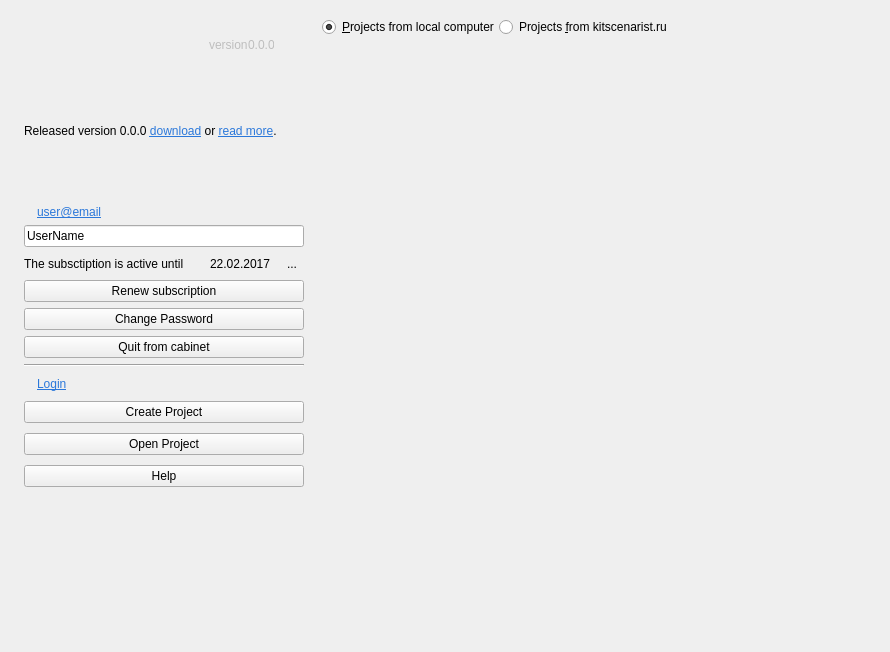
Old version of the form src/bin/scenarist-desktop/UserInterfaceLayer/StartUp/StartUpView.ui in the repository dimkanovikov/KITScenarist.
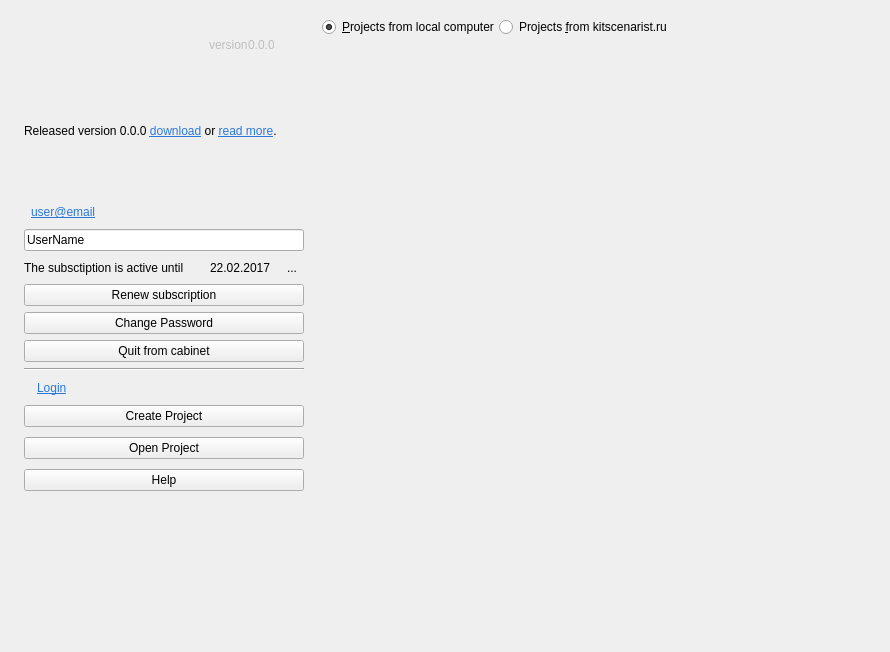
New version of the form. Icons and pictures are not drawn. Custom widgets are drawn as their Qt base class.

```diff
--- a/src/bin/scenarist-desktop/UserInterfaceLayer/StartUp/StartUpView.ui
+++ b/src/bin/scenarist-desktop/UserInterfaceLayer/StartUp/StartUpView.ui
@@ -179,12 +179,12 @@
            <number>10</number>
           </property>
           <item row="7" column="0" colspan="3">
-           <widget class="QPushButton" name="help">
+           <widget class="QPushButton" name="openProject">
             <property name="cursor">
              <cursorShape>PointingHandCursor</cursorShape>
             </property>
             <property name="text">
-             <string>Help</string>
+             <string>Open Project</string>
             </property>
             <property name="icon">
              <iconset resource="../../../scenarist-core/Resources/Resources.qrc">
@@ -198,7 +198,45 @@
             </property>
            </widget>
           </item>
-          <item row="5" column="0" colspan="3">
+          <item row="4" column="1" colspan="2">
+           <widget class="QLabel" name="login">
+            <property name="minimumSize">
+             <size>
+              <width>266</width>
+              <height>0</height>
+             </size>
+            </property>
+            <property name="text">
+             <string>&lt;a href=&quot;#&quot; style=&quot;color:#2b78da;&quot;&gt;Login&lt;/a&gt;</string>
+            </property>
+            <property name="alignment">
+             <set>Qt::AlignLeading|Qt::AlignLeft|Qt::AlignVCenter</set>
+            </property>
+            <property name="margin">
+             <number>0</number>
+            </property>
+            <property name="indent">
+             <number>-1</number>
+            </property>
+           </widget>
+          </item>
+          <item row="1" column="0" colspan="3">
+           <spacer name="verticalSpacer_2">
+            <property name="orientation">
+             <enum>Qt::Vertical</enum>
+            </property>
+            <property name="sizeType">
+             <enum>QSizePolicy::Fixed</enum>
+            </property>
+            <property name="sizeHint" stdset="0">
+             <size>
+              <width>20</width>
+              <height>26</height>
+             </size>
+            </property>
+           </spacer>
+          </item>
+          <item row="6" column="0" colspan="3">
            <widget class="QPushButton" name="createProject">
             <property name="cursor">
              <cursorShape>PointingHandCursor</cursorShape>
@@ -218,20 +256,7 @@
             </property>
            </widget>
           </item>
-          <item row="8" column="0" colspan="3">
-           <spacer name="verticalSpacer">
-            <property name="orientation">
-             <enum>Qt::Vertical</enum>
-            </property>
-            <property name="sizeHint" stdset="0">
-             <size>
-              <width>20</width>
-              <height>40</height>
-             </size>
-            </property>
-           </spacer>
-          </item>
-          <item row="3" column="0">
+          <item row="4" column="0">
            <widget class="QLabel" name="loginIcon">
             <property name="sizePolicy">
              <sizepolicy hsizetype="Fixed" vsizetype="Preferred">
@@ -250,42 +275,6 @@
             </property>
            </widget>
           </item>
-          <item row="3" column="1" colspan="2">
-           <widget class="QLabel" name="login">
-            <property name="text">
-             <string>&lt;a href=&quot;#&quot; style=&quot;color:#2b78da;&quot;&gt;Login&lt;/a&gt;</string>
-            </property>
-            <property name="alignment">
-             <set>Qt::AlignLeading|Qt::AlignLeft|Qt::AlignVCenter</set>
-            </property>
-            <property name="margin">
-             <number>0</number>
-            </property>
-            <property name="indent">
-             <number>-1</number>
-            </property>
-           </widget>
-          </item>
-          <item row="6" column="0" colspan="3">
-           <widget class="QPushButton" name="openProject">
-            <property name="cursor">
-             <cursorShape>PointingHandCursor</cursorShape>
-            </property>
-            <property name="text">
-             <string>Open Project</string>
-            </property>
-            <property name="icon">
-             <iconset resource="../../../scenarist-core/Resources/Resources.qrc">
-              <normaloff>:/Graphics/Icons/project_open.png</normaloff>:/Graphics/Icons/project_open.png</iconset>
-            </property>
-            <property name="iconSize">
-             <size>
-              <width>20</width>
-              <height>20</height>
-             </size>
-            </property>
-           </widget>
-          </item>
           <item row="0" column="0" colspan="3">
            <widget class="QLabel" name="updateInfo">
             <property name="minimumSize">
@@ -308,23 +297,7 @@
             </property>
            </widget>
           </item>
-          <item row="1" column="0" colspan="3">
-           <spacer name="verticalSpacer_2">
-            <property name="orientation">
-             <enum>Qt::Vertical</enum>
-            </property>
-            <property name="sizeType">
-             <enum>QSizePolicy::Fixed</enum>
-            </property>
-            <property name="sizeHint" stdset="0">
-             <size>
-              <width>20</width>
-              <height>26</height>
-             </size>
-            </property>
-           </spacer>
-          </item>
-          <item row="2" column="0" colspan="3">
+          <item row="3" column="0" colspan="3">
            <widget class="QFrame" name="cabinetFrame">
             <property name="minimumSize">
              <size>
@@ -351,42 +324,6 @@
              <property name="bottomMargin">
               <number>0</number>
              </property>
-             <item>
-              <layout class="QHBoxLayout" name="horizontalLayout_9">
-               <item>
-                <widget class="QLabel" name="loginIcon2">
-                 <property name="sizePolicy">
-                  <sizepolicy hsizetype="Fixed" vsizetype="Preferred">
-                   <horstretch>0</horstretch>
-                   <verstretch>0</verstretch>
-                  </sizepolicy>
-                 </property>
-                 <property name="text">
-                  <string/>
-                 </property>
-                 <property name="pixmap">
-                  <pixmap resource="../../../scenarist-core/Resources/Resources.qrc">:/Graphics/Icons/login.png</pixmap>
-                 </property>
-                </widget>
-               </item>
-               <item>
-                <widget class="QLabel" name="userEmail">
-                 <property name="sizePolicy">
-                  <sizepolicy hsizetype="Preferred" vsizetype="Preferred">
-                   <horstretch>0</horstretch>
-                   <verstretch>0</verstretch>
-                  </sizepolicy>
-                 </property>
-                 <property name="text">
-                  <string>&lt;a href=&quot;#&quot; style=&quot;color:#2b78da;&quot;&gt;user@email&lt;/a&gt;</string>
-                 </property>
-                 <property name="textFormat">
-                  <enum>Qt::AutoText</enum>
-                 </property>
-                </widget>
-               </item>
-              </layout>
-             </item>
              <item>
               <widget class="AcceptebleLineEdit" name="userName">
                <property name="text">
@@ -410,6 +347,12 @@
                    <height>0</height>
                   </size>
                  </property>
+                 <property name="maximumSize">
+                  <size>
+                   <width>180</width>
+                   <height>16777215</height>
+                  </size>
+                 </property>
                  <property name="text">
                   <string>The subsctiption is active until</string>
                  </property>
@@ -487,6 +430,81 @@
             </layout>
            </widget>
           </item>
+          <item row="8" column="0" colspan="3">
+           <widget class="QPushButton" name="help">
+            <property name="cursor">
+             <cursorShape>PointingHandCursor</cursorShape>
+            </property>
+            <property name="text">
+             <string>Help</string>
+            </property>
+            <property name="icon">
+             <iconset resource="../../../scenarist-core/Resources/Resources.qrc">
+              <normaloff>:/Graphics/Icons/help_startpage.png</normaloff>:/Graphics/Icons/help_startpage.png</iconset>
+            </property>
+            <property name="iconSize">
+             <size>
+              <width>20</width>
+              <height>20</height>
+             </size>
+            </property>
+           </widget>
+          </item>
+          <item row="9" column="0" colspan="3">
+           <spacer name="verticalSpacer">
+            <property name="orientation">
+             <enum>Qt::Vertical</enum>
+            </property>
+            <property name="sizeHint" stdset="0">
+             <size>
+              <width>20</width>
+              <height>40</height>
+             </size>
+            </property>
+           </spacer>
+          </item>
+          <item row="2" column="0" colspan="3">
+           <layout class="QHBoxLayout" name="horizontalLayout_9">
+            <item>
+             <widget class="QLabel" name="userEmailIcon">
+              <property name="sizePolicy">
+               <sizepolicy hsizetype="Fixed" vsizetype="Preferred">
+                <horstretch>0</horstretch>
+                <verstretch>0</verstretch>
+               </sizepolicy>
+              </property>
+              <property name="text">
+               <string/>
+              </property>
+              <property name="pixmap">
+               <pixmap resource="../../../scenarist-core/Resources/Resources.qrc">:/Graphics/Icons/login.png</pixmap>
+              </property>
+             </widget>
+            </item>
+            <item>
+             <widget class="QLabel" name="userEmail">
+              <property name="sizePolicy">
+               <sizepolicy hsizetype="Preferred" vsizetype="Preferred">
+                <horstretch>0</horstretch>
+                <verstretch>0</verstretch>
+               </sizepolicy>
+              </property>
+              <property name="minimumSize">
+               <size>
+                <width>266</width>
+                <height>0</height>
+               </size>
+              </property>
+              <property name="text">
+               <string>&lt;a href=&quot;#&quot; style=&quot;color:#2b78da;&quot;&gt;user@email&lt;/a&gt;</string>
+              </property>
+              <property name="textFormat">
+               <enum>Qt::AutoText</enum>
+              </property>
+             </widget>
+            </item>
+           </layout>
+          </item>
          </layout>
         </item>
        </layout>
```
Left out of the diff: 2 changed lines with no effect on the pictures.
